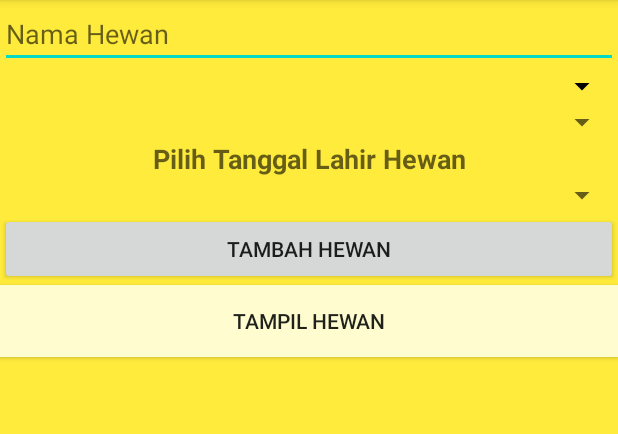
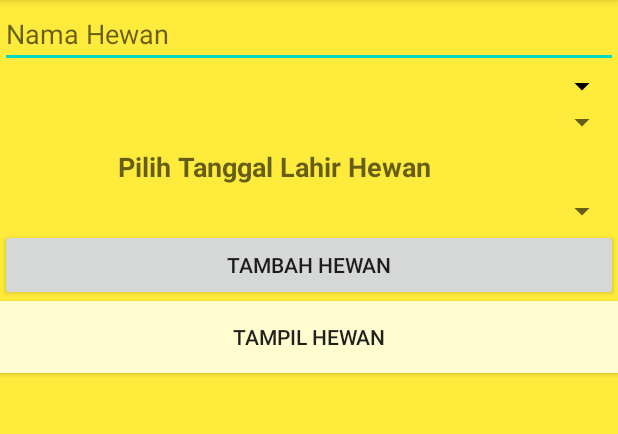
Before and after one commit to voltgizerz/p3l_kelompok3_i, an Android app: the KelolaHewan screen opened directly, with no data from a screen before it, on a phone screen of 412 x 824 dp, the part 84-518 px from its top. Run offline under Robolectric (Android 15) with nearby library versions, the phone set to English and light mode, and no system bars.

Commit message:
FIX UI DAN HINT ARRAY ADAPTER HEWAN

```diff
--- a/app/src/main/java/com/example/p3l_kelompok3_i/model_customer/DataCustomer.java
+++ b/app/src/main/java/com/example/p3l_kelompok3_i/model_customer/DataCustomer.java
@@ -9,6 +9,12 @@ public class DataCustomer {
     String tanggal_lahir_customer;
     String pesan;
     String kode;
+
+    public DataCustomer(String id_customer, String nama_customer) {
+        this.id_customer = id_customer;
+        this.nama_customer = nama_customer;
+    }
+
 
     public String getId_customer() {
         return id_customer;
--- a/app/src/main/java/com/example/p3l_kelompok3_i/model_jenis_hewan/DataJenisHewan.java
+++ b/app/src/main/java/com/example/p3l_kelompok3_i/model_jenis_hewan/DataJenisHewan.java
@@ -2,8 +2,14 @@ package com.example.p3l_kelompok3_i.model_jenis_hewan;
 
 public class DataJenisHewan {
 
+
     String nama_jenis_hewan;
     String id_jenis_hewan;
+
+    public DataJenisHewan(String nama_jenis_hewan, String id_jenis_hewan) {
+        this.nama_jenis_hewan = nama_jenis_hewan;
+        this.id_jenis_hewan = id_jenis_hewan;
+    }
 
     public String getId_jenis_hewan() {
         return id_jenis_hewan;
--- a/app/src/main/java/com/example/p3l_kelompok3_i/model_ukuran_hewan/DataUkuranHewan.java
+++ b/app/src/main/java/com/example/p3l_kelompok3_i/model_ukuran_hewan/DataUkuranHewan.java
@@ -4,6 +4,11 @@ public class DataUkuranHewan {
 
     String ukuran_hewan;
     String id_ukuran_hewan;
+
+    public DataUkuranHewan(String ukuran_hewan, String id_ukuran_hewan) {
+        this.ukuran_hewan = ukuran_hewan;
+        this.id_ukuran_hewan = id_ukuran_hewan;
+    }
 
     public String getUkuran_hewan() {
         return ukuran_hewan;
--- a/app/src/main/res/layout/activity_kelola_hewan.xml
+++ b/app/src/main/res/layout/activity_kelola_hewan.xml
@@ -16,7 +16,8 @@
             android:layout_width="match_parent"
             android:layout_height="wrap_content"
             android:id="@+id/data_nama_hewan"
-            android:hint="Nama Hewan"/>
+            android:hint="Nama Hewan"
+            />
     </LinearLayout>
     <LinearLayout
         android:layout_width="match_parent"
@@ -28,9 +29,10 @@
             android:layout_width="match_parent"
             android:layout_height="wrap_content"
             android:backgroundTint="#000000"
-            android:hint="Id Jenis Hewan"
+            android:textSize="60sp"
             android:popupElevation="20dp"
-            android:spinnerMode="dropdown" />
+            android:spinnerMode="dropdown"
+            android:textAlignment="center"/>
     </LinearLayout>
     <LinearLayout
         android:layout_width="match_parent"
@@ -41,7 +43,7 @@
             android:layout_height="wrap_content"
             android:id="@+id/spinnerIdUkuranHewan"
             android:hint="Id Ukuran Hewan"
-           />
+            android:textAlignment="center" />
     </LinearLayout>
 
     <LinearLayout
@@ -49,13 +51,14 @@
         android:layout_height="wrap_content"
         android:orientation="horizontal">
         <TextView
-            android:layout_width="match_parent"
+            android:layout_width="365sp"
             android:layout_height="wrap_content"
             android:id="@+id/tanggal_lahir_hewan"
             android:hint="Pilih Tanggal Lahir Hewan"
             android:textSize="18sp"
-            android:textStyle="bold"
-            android:textAlignment="center"/>
+            android:padding="5dip"
+            android:gravity="center"
+            android:textStyle="bold" />
     </LinearLayout>
 
     <LinearLayout
@@ -66,7 +69,8 @@
             android:layout_width="match_parent"
             android:layout_height="wrap_content"
             android:id="@+id/spinnerIdCustomer"
-            android:hint="Id Customer"/>
+            android:hint="Id Customer"
+            android:textAlignment="center"/>
     </LinearLayout>
 
 
```
Also changed, not shown: app/src/main/java/com/example/p3l_kelompok3_i/KelolaHewan.java (+16 -9 lines), app/src/main/res/layout/spinner_item.xml (added, +10 -0 lines).
